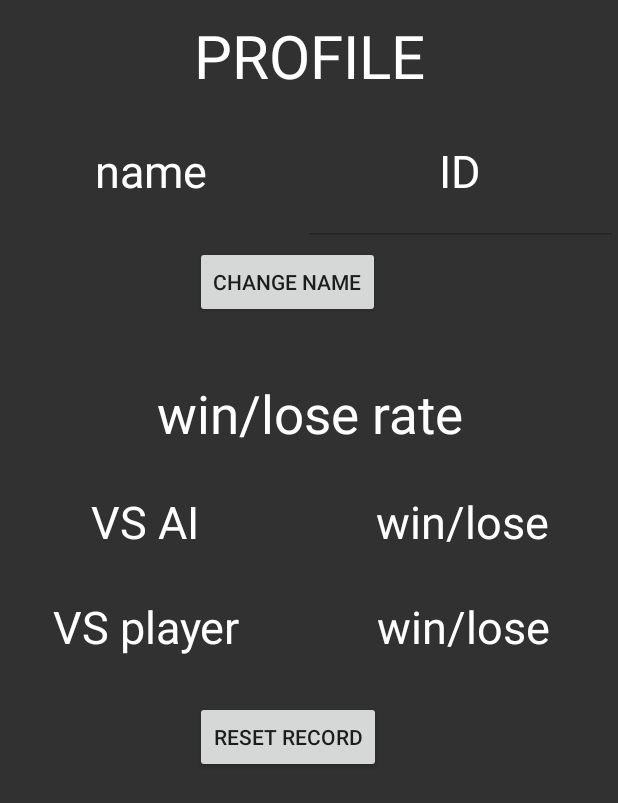
After one commit to chengmx1025/AndroidChessGame, an Android app: the layout profile.xml on its own in the app's theme, with its tools: preview values and no code run, on a phone screen of 412 x 824 dp. The commit adds this screen. Shown: the top 803 px of the screen. Run offline under Robolectric (Android 15) with nearby library versions, the phone set to English and light mode, and no system bars.

Commit message:
ver3.1 Add ProfileActivity

```diff
--- a/app/src/main/res/layout/game_rule.xml
+++ b/app/src/main/res/layout/game_rule.xml
@@ -17,9 +17,7 @@
         android:textColor="#ffffff"/>
 
     <TextView
-        android:text="  This is a game called five in a roll. Players take turn each time to put a chess piece on the board. The one who can make five-in-a-line first wins the game.
-
-        Hope you enjoy!"
+        android:text="This is a game called Five-In-A-Roll.\nPlayers take turns to put a chess on the board.\nThe one who first makes five chess in a line will win the game.\n\nHope you enjoy it! :)"
         android:layout_width="match_parent"
         android:layout_height="wrap_content"
         android:id="@+id/textView2"
--- /dev/null
+++ b/app/src/main/res/layout/profile.xml
@@ -0,0 +1,133 @@
+<?xml version="1.0" encoding="utf-8"?>
+<LinearLayout xmlns:android="http://schemas.android.com/apk/res/android"
+    xmlns:tools="http://schemas.android.com/tools"
+    android:layout_width="match_parent"
+    android:layout_height="match_parent"
+    android:weightSum="1"
+    android:orientation="vertical"
+    android:background="#313131">
+
+    <TextView
+        android:text="PROFILE"
+        android:layout_width="match_parent"
+        android:layout_height="wrap_content"
+        android:id="@+id/PROFILE"
+        android:textAllCaps="false"
+        android:textAlignment="center"
+        android:textSize="40sp"
+        android:layout_marginTop="10dp"
+        android:textColor="#ffffff" />
+
+    <LinearLayout
+        android:orientation="horizontal"
+        android:layout_width="match_parent"
+        android:layout_height="100dp">
+
+        <TextView
+            android:text="name"
+            android:layout_width="wrap_content"
+            android:layout_height="match_parent"
+            android:id="@+id/title_name"
+            android:textAlignment="center"
+            android:textSize="30sp"
+            android:layout_weight="0.74"
+            android:textColor="#ffffff"
+            android:layout_marginTop="29dp" />
+
+        <EditText
+            android:layout_width="wrap_content"
+            android:layout_height="match_parent"
+            android:id="@+id/text_ID"
+            android:layout_weight="1.01"
+            android:textAlignment="center"
+            android:textSize="30sp"
+            android:text="ID"
+            android:textColor="#ffffff"
+            android:enabled="false"
+            android:editable="false"/>
+
+    </LinearLayout>
+
+    <Button
+        android:text="change name"
+        android:layout_width="wrap_content"
+        android:layout_height="wrap_content"
+        android:id="@+id/button_name"
+        android:layout_marginLeft="130dp" />
+
+    <LinearLayout
+        android:orientation="vertical"
+        android:layout_width="match_parent"
+        android:layout_height="match_parent">
+
+        <TextView
+            android:text="win/lose rate"
+            android:layout_width="match_parent"
+            android:id="@+id/title_record"
+            android:textAlignment="center"
+            android:textSize="35sp"
+            android:textColor="#ffffff"
+            android:layout_height="75dp"
+            android:layout_marginTop="40dp" />
+
+        <LinearLayout
+            android:orientation="horizontal"
+            android:layout_width="match_parent"
+            android:weightSum="1"
+            android:layout_height="70dp">
+
+            <TextView
+                android:text="VS AI"
+                android:layout_width="194dp"
+                android:layout_height="match_parent"
+                android:id="@+id/title_record_AI"
+                android:textAlignment="center"
+                android:textSize="30sp"
+                android:textColor="#ffffff" />
+
+            <TextView
+                android:layout_width="match_parent"
+                android:layout_height="match_parent"
+                android:id="@+id/text_record_AI"
+                android:textAlignment="center"
+                android:textSize="30sp"
+                android:text="win/lose"
+                android:textColor="#ffffff"
+                android:layout_marginLeft="10dp" />
+        </LinearLayout>
+
+        <LinearLayout
+            android:orientation="horizontal"
+            android:layout_width="match_parent"
+            android:layout_height="70dp">
+
+            <TextView
+                android:text="VS player"
+                android:layout_width="195dp"
+                android:layout_height="match_parent"
+                android:id="@+id/title_record_player"
+                android:textAlignment="center"
+                android:textSize="30sp"
+                android:textColor="#ffffff" />
+
+            <TextView
+                android:text="win/lose"
+                android:layout_width="match_parent"
+                android:layout_height="match_parent"
+                android:id="@+id/text_record_player"
+                android:layout_weight="1.07"
+                android:textAlignment="center"
+                android:textSize="30sp"
+                android:textColor="#ffffff"
+                android:layout_marginLeft="10dp" />
+        </LinearLayout>
+
+        <Button
+            android:text="reset record"
+            android:layout_height="wrap_content"
+            android:id="@+id/button_reset"
+            android:layout_marginLeft="130dp"
+            android:layout_width="wrap_content" />
+    </LinearLayout>
+
+</LinearLayout>
```
Also changed, not shown: app/src/main/java/com/example/chengmx/group16chessgame/activity/ProfileActivity.java (added, +129 -0 lines).
